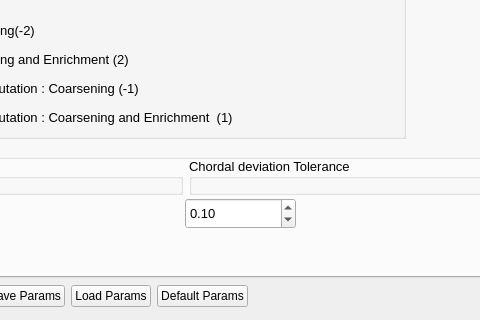
Before: the Qt Designer form src/Tools/YamsPlug/YamsPlugDialog.ui in SalomePlatform/smesh, drawn with Qt 5; both pictures show x 258 to 738 and y 380 to 700 of the 927 by 700 pixel window.
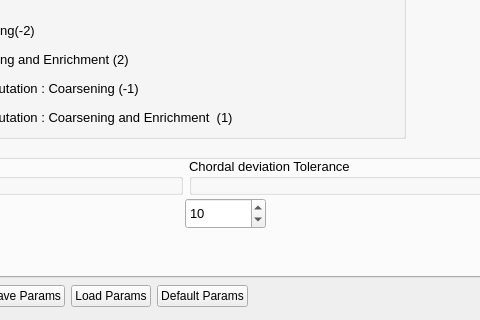
After: the same form once the commit is applied. Icons and pictures are not drawn.

Commit message: Pour prise en compte de la bonne valeur par defaut du chordal deviation

```diff
--- a/src/Tools/YamsPlug/YamsPlugDialog.ui
+++ b/src/Tools/YamsPlug/YamsPlugDialog.ui
@@ -427,7 +427,7 @@
         <rect>
          <x>430</x>
          <y>540</y>
-         <width>111</width>
+         <width>81</width>
          <height>31</height>
         </rect>
        </property>
@@ -440,21 +440,25 @@
         <bool>true</bool>
        </property>
        <property name="toolTip">
-        <string>If the Units parameter is relative epsilon max correspond to 0.0001x s x tolerance parameter where s is the size of the bounding box of the domain.
-If the Units parameter is absolute, the tolerance parameter is expressed in model units :
-if P=2 and point coordinaters are givin in millimetre, it menas that the maximal chordal deviation is 2 mm </string>
+        <string>&lt;html&gt;&lt;head/&gt;&lt;body&gt;&lt;p&gt;If the Units parameter is relative, epsilon max corresponds to 0.001x s x tolerance parameter where s is the size of the bounding box of the domain.&lt;/p&gt;&lt;p&gt;If the Units parameter (P) is absolute, the tolerance parameter is expressed in model units :&lt;/p&gt;&lt;p&gt;if P=2 and point coordinates are given in millimetre, it means that the maximal chordal deviation is 2 mm &lt;/p&gt;&lt;/body&gt;&lt;/html&gt;</string>
+       </property>
+       <property name="decimals">
+        <number>0</number>
+       </property>
+       <property name="minimum">
+        <double>1.000000000000000</double>
        </property>
        <property name="maximum">
-        <double>100000.000000000000000</double>
+        <double>1000.000000000000000</double>
        </property>
        <property name="singleStep">
         <double>1.000000000000000</double>
        </property>
        <property name="value">
-        <double>0.100000000000000</double>
+        <double>10.000000000000000</double>
        </property>
       </widget>
-      <widget class="QWidget" name="">
+      <widget class="QWidget" name="layoutWidget">
        <property name="geometry">
         <rect>
          <x>30</x>
@@ -508,7 +512,7 @@
         </item>
        </layout>
       </widget>
-      <widget class="QWidget" name="">
+      <widget class="QWidget" name="layoutWidget">
        <property name="geometry">
         <rect>
          <x>60</x>
```
Left out of the diff: 8 changed lines with no effect on the pictures.
